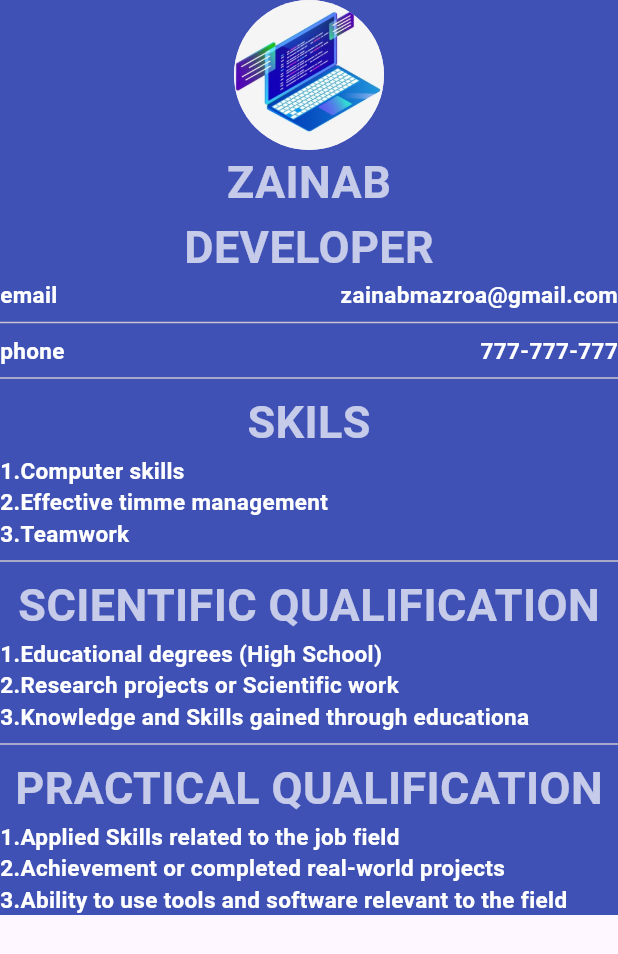
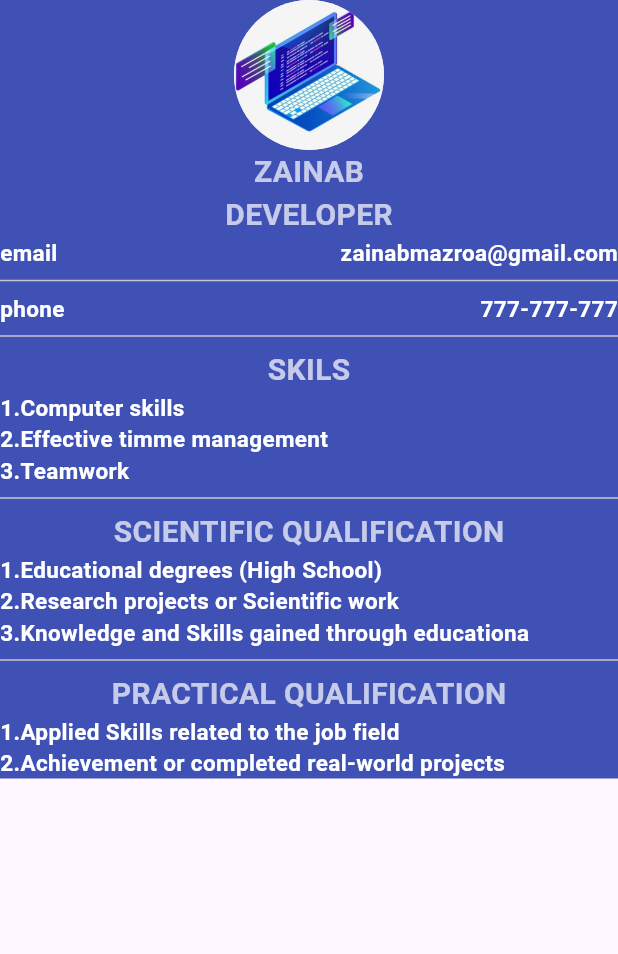
Before and after one commit to zainabmazroa-dotcom/task2, a Flutter app: the screen it shows after launch, on a phone screen of 412 x 824 dp. Shown: the top 954 px of the screen. Run offline on Flutter 3.47's test engine with Material 3 defaults, Android fonts, the light colour scheme and no system bars.

Commit message:
update size

```diff
--- a/lib/main.dart
+++ b/lib/main.dart
@@ -23,8 +23,8 @@ class MyApp extends StatelessWidget {
                       radius: 50,
                       backgroundImage: Image.asset("image/img_1.png").image,
                     ),
-                    Text("ZAINAB",style:TextStyle(fontWeight: FontWeight.bold,fontSize: 30,color: Colors.white70),),
-                    Text("DEVELOPER",style:TextStyle(fontWeight: FontWeight.bold,fontSize: 30,color: Colors.white70),),
+                    Text("ZAINAB",style:TextStyle(fontWeight: FontWeight.bold,fontSize: 20,color: Colors.white70),),
+                    Text("DEVELOPER",style:TextStyle(fontWeight: FontWeight.bold,fontSize: 20,color: Colors.white70),),
                     Row(
                       mainAxisAlignment: MainAxisAlignment.spaceBetween,
                       children: [
@@ -42,10 +42,12 @@ class MyApp extends StatelessWidget {
                       ],
                     ),
                     Divider(),
-                    Text("SKILS",style:TextStyle(fontWeight: FontWeight.bold,fontSize: 30,color: Colors.white70),),
+
+                    Text("SKILS",style:TextStyle(fontWeight: FontWeight.bold,fontSize: 20,color: Colors.white70),),
                     Row(
                       children: [
                         Column(
+
                             crossAxisAlignment: CrossAxisAlignment.start,
                             children: [
                               Text("1.Computer skills",textAlign:TextAlign.left,style:TextStyle(fontWeight: FontWeight.bold,fontSize: 15,color: Colors.white),),
@@ -57,7 +59,7 @@ class MyApp extends StatelessWidget {
                     ),
 
                     Divider(),
-                    Text("SCIENTIFIC QUALIFICATION",style:TextStyle(fontWeight: FontWeight.bold,fontSize: 30,color: Colors.white70),),
+                    Text("SCIENTIFIC QUALIFICATION",style:TextStyle(fontWeight: FontWeight.bold,fontSize: 20,color: Colors.white70),),
                     Row(
                       children: [
                         Column(
@@ -70,8 +72,10 @@ class MyApp extends StatelessWidget {
                         ),
                      ],
                     ),
+
                     Divider(),
-                    Text("PRACTICAL QUALIFICATION",style:TextStyle(fontWeight: FontWeight.bold,fontSize: 30,color: Colors.white70),),
+
+                    Text("PRACTICAL QUALIFICATION",style:TextStyle(fontWeight: FontWeight.bold,fontSize: 20,color: Colors.white70),),
                     Row(
                       children: [
                         Column(
@@ -79,11 +83,11 @@ class MyApp extends StatelessWidget {
                           children: [
                             Text("1.Applied Skills related to the job field",textAlign:TextAlign.left,style:TextStyle(fontWeight: FontWeight.bold,fontSize: 15,color: Colors.white),),
                             Text("2.Achievement or completed real-world projects",textAlign:TextAlign.left,style:TextStyle(fontWeight: FontWeight.bold,fontSize: 15,color: Colors.white),),
-                            Text("3.Ability to use tools and software relevant to the field",textAlign:TextAlign.left,style:TextStyle(fontWeight: FontWeight.bold,fontSize: 15,color: Colors.white),)
                           ]
                         ),
                      ],
                     ),
+
                   ],
                 ),
               )
```
